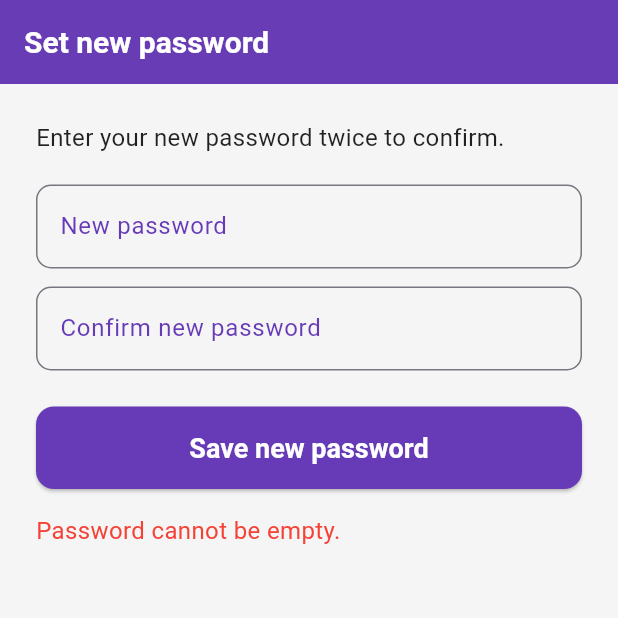
After one commit to Quinten1995/atyourservice, a Flutter app: the NewPasswordScreen screen opened directly, after a tap on "Save new password", on a phone screen of 412 x 824 dp, the top half of it. The commit adds this screen. Run offline on Flutter 3.47's test engine with Material 3 defaults, Android fonts, the phone set to English and light mode, and no system bars; our stand-ins replace app_links, flutter_rating_bar, google_fonts, image_picker, in_app_purchase, pdf and 2 more; accounts and stored records are empty.

Commit message:
Implement password recovery flow mit Deeplink und NewPasswordScreen

```diff
--- a/lib/l10n/app_en.arb
+++ b/lib/l10n/app_en.arb
@@ -397,7 +397,17 @@
 "priceTotal": "{amount} €",
 "pricePerHour": "{amount} € / {hourShort}",
 "priceNegotiable": "Negotiable",
-"hourShort": "hr"
+"hourShort": "hr",
+"setNewPasswordTitle": "Set new password",
+"setNewPasswordInfo": "Enter your new password twice to confirm.",
+"newPasswordLabel": "New password",
+"confirmNewPasswordLabel": "Confirm new password",
+"saveNewPasswordButton": "Save new password",
+"passwordEmptyError": "Password cannot be empty.",
+"passwordsDontMatch": "Passwords do not match.",
+"passwordTooShort": "Password must be at least 8 characters.",
+"passwordResetSuccess": "Password reset successful. You can now log in."
+
 
 
 
--- a/lib/l10n/app_it.arb
+++ b/lib/l10n/app_it.arb
@@ -395,7 +395,17 @@
 "priceTotal": "{amount} €",
 "pricePerHour": "{amount} € / {hourShort}",
 "priceNegotiable": "Negoziale",
-"hourShort": "h"
+"hourShort": "h",
+"setNewPasswordTitle": "Imposta nuova password",
+"setNewPasswordInfo": "Inserisci la nuova password due volte per confermare.",
+"newPasswordLabel": "Nuova password",
+"confirmNewPasswordLabel": "Conferma nuova password",
+"saveNewPasswordButton": "Salva nuova password",
+"passwordEmptyError": "La password non può essere vuota.",
+"passwordsDontMatch": "Le password non corrispondono.",
+"passwordTooShort": "La password deve contenere almeno 8 caratteri.",
+"passwordResetSuccess": "Password reimpostata con successo. Ora puoi accedere."
+
 
 
 
--- a/lib/l10n/app_localizations.dart
+++ b/lib/l10n/app_localizations.dart
@@ -180,7 +180,7 @@ abstract class AppLocalizations {
   /// No description provided for @passwordTooShort.
   ///
   /// In en, this message translates to:
-  /// **'Password must be at least 6 characters'**
+  /// **'Password must be at least 8 characters.'**
   String get passwordTooShort;
 
   /// No description provided for @registerButton.
@@ -2402,6 +2402,54 @@ abstract class AppLocalizations {
   /// In en, this message translates to:
   /// **'hr'**
   String get hourShort;
+
+  /// No description provided for @setNewPasswordTitle.
+  ///
+  /// In en, this message translates to:
+  /// **'Set new password'**
+  String get setNewPasswordTitle;
+
+  /// No description provided for @setNewPasswordInfo.
+  ///
+  /// In en, this message translates to:
+  /// **'Enter your new password twice to confirm.'**
+  String get setNewPasswordInfo;
+
+  /// No description provided for @newPasswordLabel.
+  ///
+  /// In en, this message translates to:
+  /// **'New password'**
+  String get newPasswordLabel;
+
+  /// No description provided for @confirmNewPasswordLabel.
+  ///
+  /// In en, this message translates to:
+  /// **'Confirm new password'**
+  String get confirmNewPasswordLabel;
+
+  /// No description provided for @saveNewPasswordButton.
+  ///
+  /// In en, this message translates to:
+  /// **'Save new password'**
+  String get saveNewPasswordButton;
+
+  /// No description provided for @passwordEmptyError.
+  ///
+  /// In en, this message translates to:
+  /// **'Password cannot be empty.'**
+  String get passwordEmptyError;
+
+  /// No description provided for @passwordsDontMatch.
+  ///
+  /// In en, this message translates to:
+  /// **'Passwords do not match.'**
+  String get passwordsDontMatch;
+
+  /// No description provided for @passwordResetSuccess.
+  ///
+  /// In en, this message translates to:
+  /// **'Password reset successful. You can now log in.'**
+  String get passwordResetSuccess;
 }
 
 class _AppLocalizationsDelegate extends LocalizationsDelegate<AppLocalizations> {
--- a/lib/l10n/app_localizations_en.dart
+++ b/lib/l10n/app_localizations_en.dart
@@ -45,7 +45,7 @@ class AppLocalizationsEn extends AppLocalizations {
   String get passwordEmpty => 'Please enter a password';
 
   @override
-  String get passwordTooShort => 'Password must be at least 6 characters';
+  String get passwordTooShort => 'Password must be at least 8 characters.';
 
   @override
   String get registerButton => 'Register';
@@ -1228,4 +1228,28 @@ class AppLocalizationsEn extends AppLocalizations {
 
   @override
   String get hourShort => 'hr';
+
+  @override
+  String get setNewPasswordTitle => 'Set new password';
+
+  @override
+  String get setNewPasswordInfo => 'Enter your new password twice to confirm.';
+
+  @override
+  String get newPasswordLabel => 'New password';
+
+  @override
+  String get confirmNewPasswordLabel => 'Confirm new password';
+
+  @override
+  String get saveNewPasswordButton => 'Save new password';
+
+  @override
+  String get passwordEmptyError => 'Password cannot be empty.';
+
+  @override
+  String get passwordsDontMatch => 'Passwords do not match.';
+
+  @override
+  String get passwordResetSuccess => 'Password reset successful. You can now log in.';
 }
--- a/lib/l10n/app_localizations_it.dart
+++ b/lib/l10n/app_localizations_it.dart
@@ -45,7 +45,7 @@ class AppLocalizationsIt extends AppLocalizations {
   String get passwordEmpty => 'Inserisci la password';
 
   @override
-  String get passwordTooShort => 'La password deve contenere almeno 6 caratteri';
+  String get passwordTooShort => 'La password deve contenere almeno 8 caratteri.';
 
   @override
   String get registerButton => 'Registrati';
@@ -1228,4 +1228,28 @@ class AppLocalizationsIt extends AppLocalizations {
 
   @override
   String get hourShort => 'h';
+
+  @override
+  String get setNewPasswordTitle => 'Imposta nuova password';
+
+  @override
+  String get setNewPasswordInfo => 'Inserisci la nuova password due volte per confermare.';
+
+  @override
+  String get newPasswordLabel => 'Nuova password';
+
+  @override
+  String get confirmNewPasswordLabel => 'Conferma nuova password';
+
+  @override
+  String get saveNewPasswordButton => 'Salva nuova password';
+
+  @override
+  String get passwordEmptyError => 'La password non può essere vuota.';
+
+  @override
+  String get passwordsDontMatch => 'Le password non corrispondono.';
+
+  @override
+  String get passwordResetSuccess => 'Password reimpostata con successo. Ora puoi accedere.';
 }
--- /dev/null
+++ b/lib/screens/new_password_screen.dart
@@ -0,0 +1,115 @@
+import 'package:flutter/material.dart';
+import 'package:supabase_flutter/supabase_flutter.dart';
+import '../l10n/app_localizations.dart';
+import 'start_screen.dart';
+
+class NewPasswordScreen extends StatefulWidget {
+  const NewPasswordScreen({Key? key}) : super(key: key);
+
+  @override
+  State<NewPasswordScreen> createState() => _NewPasswordScreenState();
+}
+
+class _NewPasswordScreenState extends State<NewPasswordScreen> {
+  final _pwd = TextEditingController();
+  final _pwd2 = TextEditingController();
+  bool _saving = false;
+  String? _msg;
+
+  Future<void> _submit() async {
+    final l10n = AppLocalizations.of(context)!;
+    final p1 = _pwd.text.trim();
+    final p2 = _pwd2.text.trim();
+
+    if (p1.isEmpty || p2.isEmpty) {
+      setState(() => _msg = l10n.passwordEmptyError);
+      return;
+    }
+    if (p1 != p2) {
+      setState(() => _msg = l10n.passwordsDontMatch);
+      return;
+    }
+    if (p1.length < 8) {
+      setState(() => _msg = l10n.passwordTooShort);
+      return;
+    }
+
+    setState(() {
+      _saving = true;
+      _msg = null;
+    });
+
+    try {
+      // Passwort aktualisieren (Supabase hat temporäre Session bei Recovery)
+      await Supabase.instance.client.auth.updateUser(
+        UserAttributes(password: p1),
+      );
+
+      if (!mounted) return;
+      ScaffoldMessenger.of(context).showSnackBar(
+        SnackBar(content: Text(l10n.passwordResetSuccess)),
+      );
+
+      // Optional: direkt ausloggen
+      await Supabase.instance.client.auth.signOut();
+
+      if (!mounted) return;
+      Navigator.of(context).pushAndRemoveUntil(
+        MaterialPageRoute(builder: (_) => const StartScreen()),
+        (_) => false,
+      );
+    } catch (e) {
+      setState(() => _msg = e.toString());
+    } finally {
+      setState(() => _saving = false);
+    }
+  }
+
+  @override
+  void dispose() {
+    _pwd.dispose();
+    _pwd2.dispose();
+    super.dispose();
+  }
+
+  @override
+  Widget build(BuildContext context) {
+    final l10n = AppLocalizations.of(context)!;
+
+    return Scaffold(
+      appBar: AppBar(title: Text(l10n.setNewPasswordTitle)),
+      body: Padding(
+        padding: const EdgeInsets.all(24),
+        child: Column(
+          crossAxisAlignment: CrossAxisAlignment.stretch,
+          children: [
+            Text(l10n.setNewPasswordInfo),
+            const SizedBox(height: 20),
+            TextField(
+              controller: _pwd,
+              obscureText: true,
+              decoration: InputDecoration(labelText: l10n.newPasswordLabel),
+            ),
+            const SizedBox(height: 12),
+            TextField(
+              controller: _pwd2,
+              obscureText: true,
+              decoration: InputDecoration(labelText: l10n.confirmNewPasswordLabel),
+            ),
+            const SizedBox(height: 24),
+            ElevatedButton(
+              onPressed: _saving ? null : _submit,
+              child: _saving
+                  ? const CircularProgressIndicator(color: Colors.white)
+                  : Text(l10n.saveNewPasswordButton),
+            ),
+            if (_msg != null) ...[
+              const SizedBox(height: 16),
+              Text(_msg!, style: const TextStyle(color: Colors.red)),
+            ]
+          ],
+        ),
+      ),
+    );
+  }
+}
--- a/pubspec.yaml
+++ b/pubspec.yaml
@@ -44,6 +44,9 @@ dependencies:
   google_fonts: ^4.0.4
   blobs: ^2.0.0
 
+  # === Deeplinks (moderne Alternative zu uni_links) ===
+  app_links: ^3.4.1
+
 dev_dependencies:
   flutter_test:
     sdk: flutter
```
Also changed, not shown: lib/l10n/ap_nl.arb (+11 -1 lines), lib/l10n/app_de.arb (+11 -1 lines), lib/l10n/app_es.arb (+11 -1 lines), lib/l10n/app_fr.arb (+11 -1 lines), lib/l10n/app_localizations_de.dart (+25 -1 lines), lib/l10n/app_localizations_es.dart (+25 -1 lines), lib/l10n/app_localizations_fr.dart (+25 -1 lines), lib/l10n/app_localizations_nl.dart (+25 -1 lines), lib/l10n/app_localizations_tr.dart (+25 -1 lines), lib/l10n/app_tr.arb (+11 -1 lines), lib/main.dart (+151 -15 lines), lib/screens/passwort_vergessen_screen.dart (+9 -1 lines), lib/utils/supabase_client.dart (+17 -1 lines), pubspec.lock, 1 other file.
